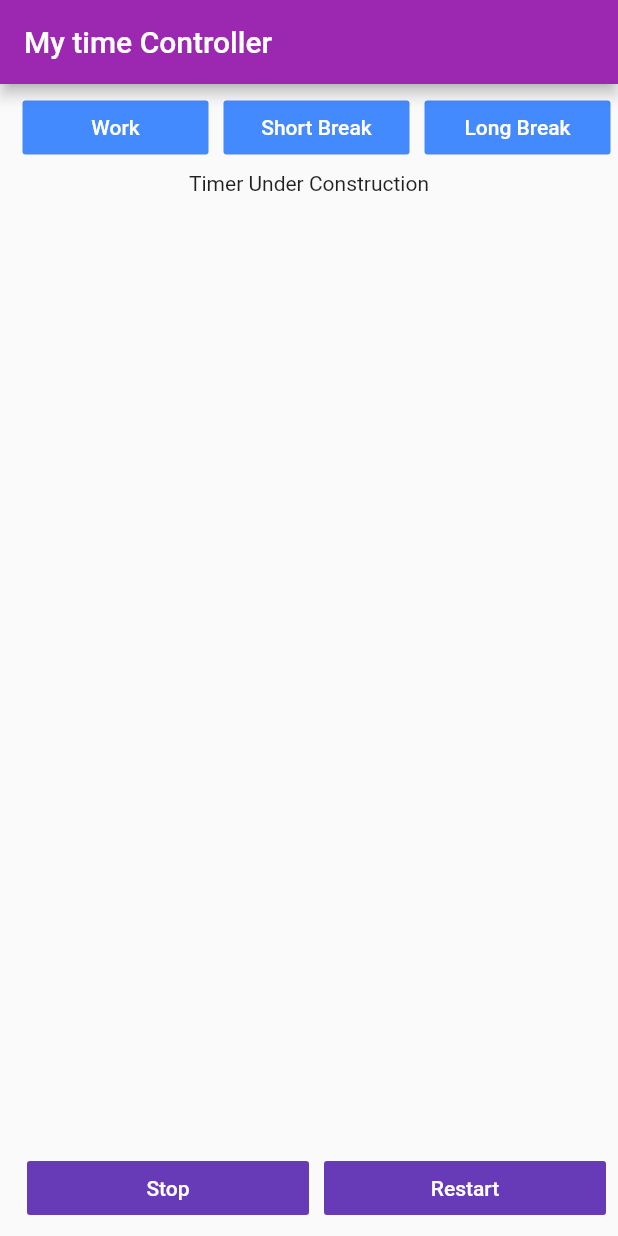
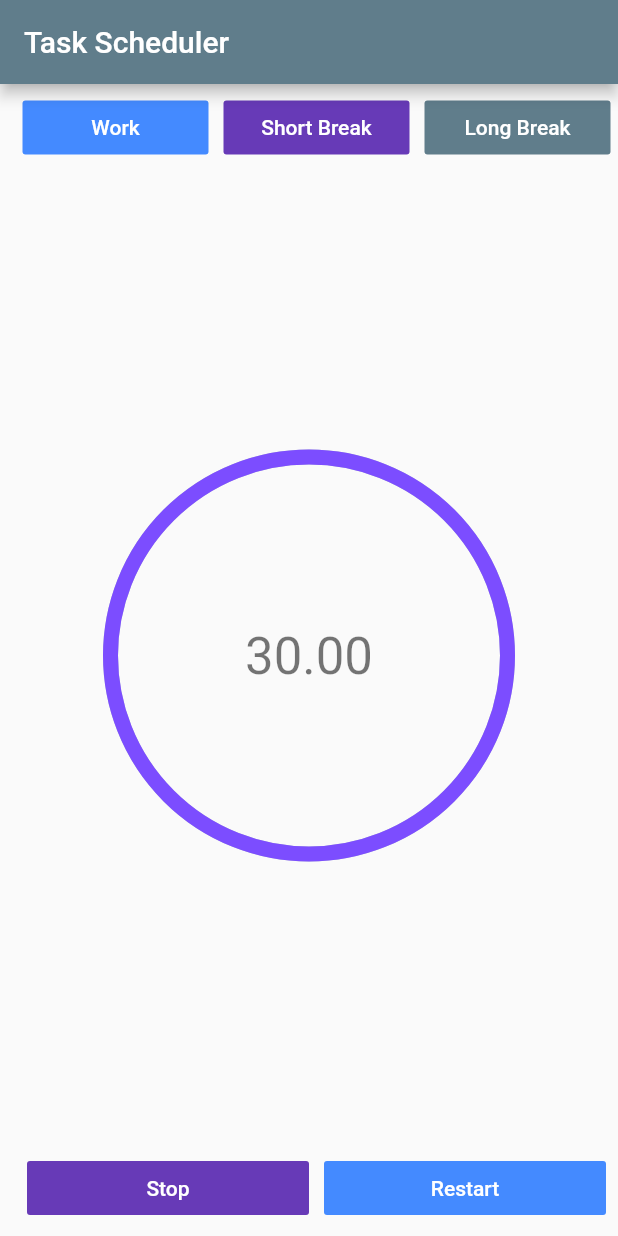
Before and after one commit to Wil-Wena/Productivity-App, a Flutter app: the screen it shows after launch, on a phone screen of 412 x 824 dp. Run offline on Flutter 3.47's test engine with Material 2 defaults, Android fonts, the phone set to English and light mode, and no system bars; drawn by our look-alikes of percent_indicator.

Commit message:
Percent Indicator Feature

```diff
--- a/lib/Pages/TimeHomePage.dart
+++ b/lib/Pages/TimeHomePage.dart
@@ -1,5 +1,5 @@
 import 'package:flutter/material.dart';
-import 'package:flutter/widgets.dart';
+import 'package:percent_indicator/circular_percent_indicator.dart';
 import 'package:productivity_timer/main.dart';
 import 'package:productivity_timer/widgets/ProductivityButton.dart';
 
@@ -13,9 +13,12 @@ class TimerHomePage extends StatelessWidget {
     return SafeArea(
       child: Scaffold(
           appBar: AppBar(
-            title: const Text("My time Controller"),
+            title: const Text("Task Scheduler"),
           ),
-          body: Column(
+          body: LayoutBuilder(
+            builder: (BuildContext context, BoxConstraints constraints) {
+              final double availableWidth = constraints.maxWidth;
+              return Column(
                 children: [
                   Padding(
                     padding: const EdgeInsets.all(5.0),
@@ -33,21 +36,36 @@ class TimerHomePage extends StatelessWidget {
                         defaultPadding,
                         const Expanded(
                             child: ProductivityButton(
-                            color: Colors.blueAccent,
+                                color: Colors.deepPurple,
                                 text: "Short Break",
                                 size: 23.5,
                                 onPressed: emptyMethod)),
                         defaultPadding,
                         const Expanded(
                             child: ProductivityButton(
-                            color: Colors.blueAccent,
+                                color: Colors.blueGrey,
                                 text: "Long Break",
                                 size: 23.5,
                                 onPressed: emptyMethod)),
                       ],
                     ),
                   ),
-              const Expanded(child: Text("Timer Under Construction")),
+                  const Spacer(),
+                  Padding(
+                    padding: const EdgeInsets.all(15.0),
+                    child: Expanded(
+                        child: CircularPercentIndicator(
+                      radius: availableWidth / 3,
+                      lineWidth: 10.0,
+                      percent: 1,
+                      center: Text(
+                        "30.00",
+                        style: Theme.of(context).textTheme.headline4,
+                      ),
+                      progressColor: Colors.deepPurpleAccent,
+                    )),
+                  ),
+                  const Spacer(),
                   Padding(
                     padding: const EdgeInsets.all(8.0),
                     child: Row(
@@ -63,7 +81,7 @@ class TimerHomePage extends StatelessWidget {
                         defaultPadding,
                         const Expanded(
                           child: ProductivityButton(
-                          color: Colors.deepPurple,
+                              color: Colors.blueAccent,
                               text: 'Restart',
                               size: 40.0,
                               onPressed: emptyMethod),
@@ -72,6 +90,8 @@ class TimerHomePage extends StatelessWidget {
                     ),
                   )
                 ],
+              );
+            },
           )),
     );
   }
--- a/lib/main.dart
+++ b/lib/main.dart
@@ -16,7 +16,7 @@ class MyApp extends StatelessWidget {
       debugShowCheckedModeBanner: false,
       title: 'Flutter Demo',
       theme: ThemeData(
-        primarySwatch: Colors.purple,
+        primarySwatch: Colors.blueGrey,
       ),
       home: TimerHomePage(),
     );
--- a/pubspec.yaml
+++ b/pubspec.yaml
@@ -29,6 +29,8 @@ environment:
 dependencies:
   flutter:
     sdk: flutter
+  percent_indicator:
+
 
 
   # The following adds the Cupertino Icons font to your application.
```
Also changed, not shown: pubspec.lock. Lines whose indentation alone changed are shown as unchanged.
